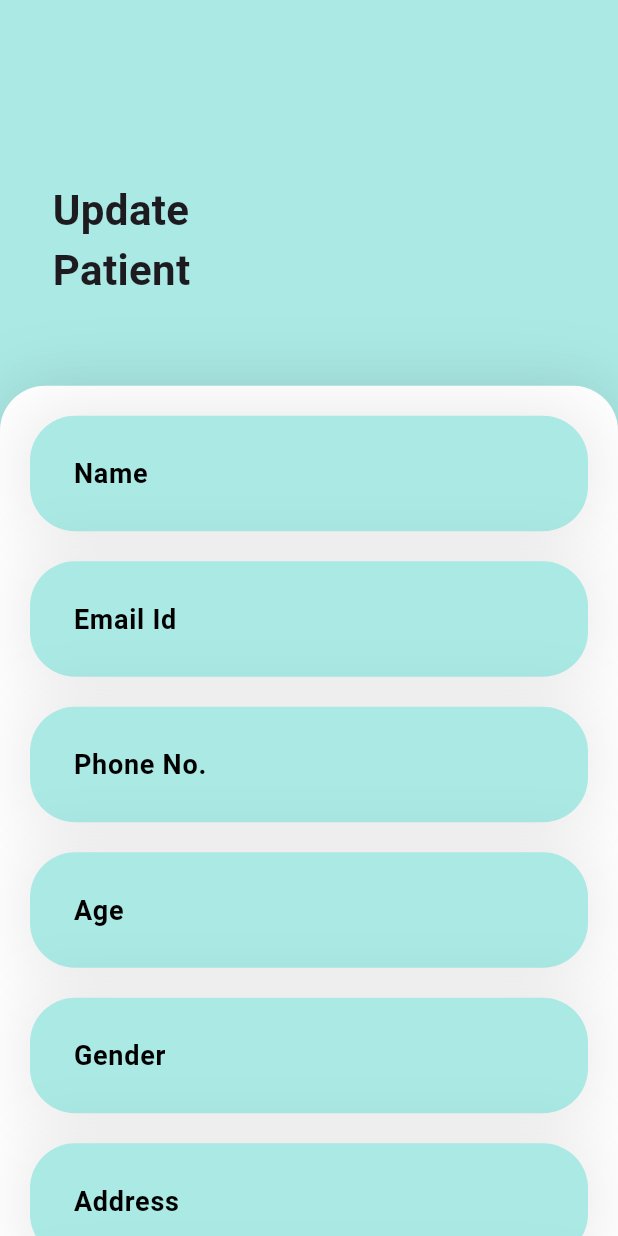
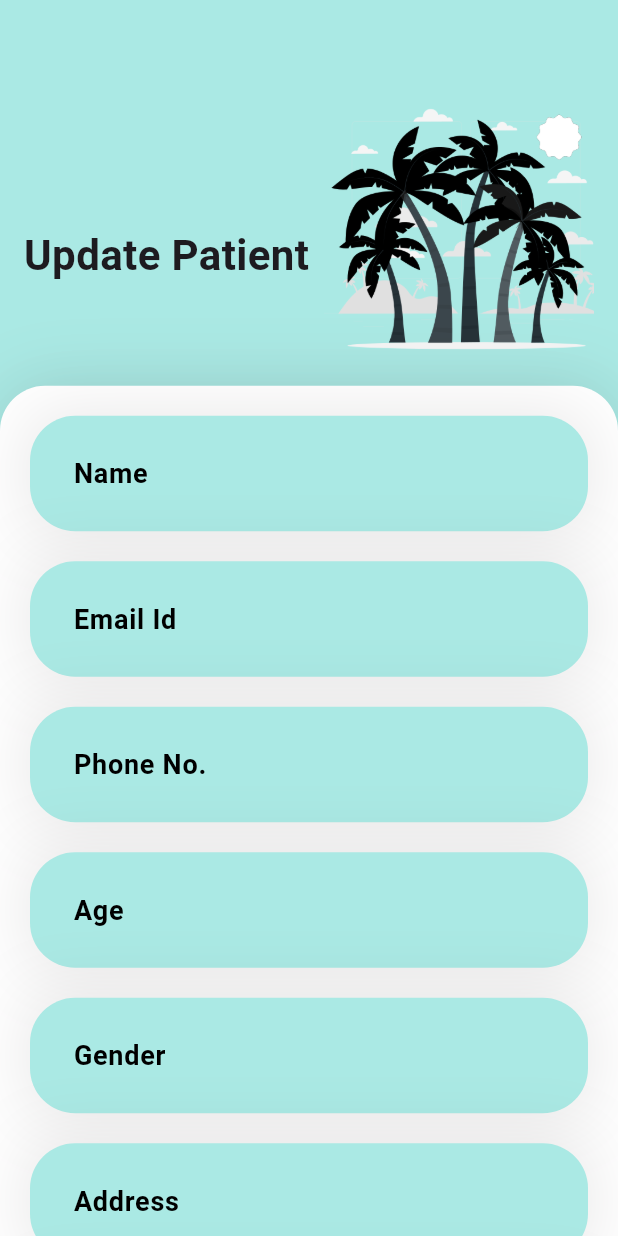
Before and after one commit to HDIMS/flutterapp, a Flutter app: the UpdatePatient screen opened directly, on a phone screen of 412 x 824 dp. Run offline on Flutter 3.47's test engine with Material 3 defaults, Android fonts, the phone set to English and light mode, and no system bars; our stand-ins replace cloud_firestore, firebase_auth, firebase_core, flutter_svg; accounts and stored records are empty.

Commit message:
minor changes to ad_patient and update_patient

```diff
--- a/lib/pages/update_patient.dart
+++ b/lib/pages/update_patient.dart
@@ -89,19 +89,35 @@ class _AddPatientState extends State<UpdatePatient>{
       SingleChildScrollView(
         child: Column(
           children: [
+            Stack(
+  children: [
     Container(
+      height: varheight * 0.3,
+      decoration: BoxDecoration(
+        color: Color(0xffAAE9E4),
+      ),
       child: Padding(
-                padding: const EdgeInsets.only(right:250,top:120),
-                child: Text("Update\nPatient",
+        padding: const EdgeInsets.only(right: 190, top: 150),
+        child: Text(
+          "Update Patient",
           style: TextStyle(
             fontSize: 28,
             fontWeight: FontWeight.bold,
-                ),),
           ),
-              height:varheight*0.3 ,
-              decoration: BoxDecoration(
-                color: Color(0xffAAE9E4),
         ),
+      ),
+    ),
+    Positioned(
+      right: -10, // Position the image as needed
+      top: 60,   // Adjust the top position as needed
+      child: Image.asset(
+        'lib/assets/tree.png',
+        height: 190,
+        width: 190,
+        fit: BoxFit.contain, // Ensures the image won't overflow
+      ),
+    ),
+  ],
 ),
             // SingleChildScrollView(
               Container(
```
Lines whose indentation alone changed are shown as unchanged.
